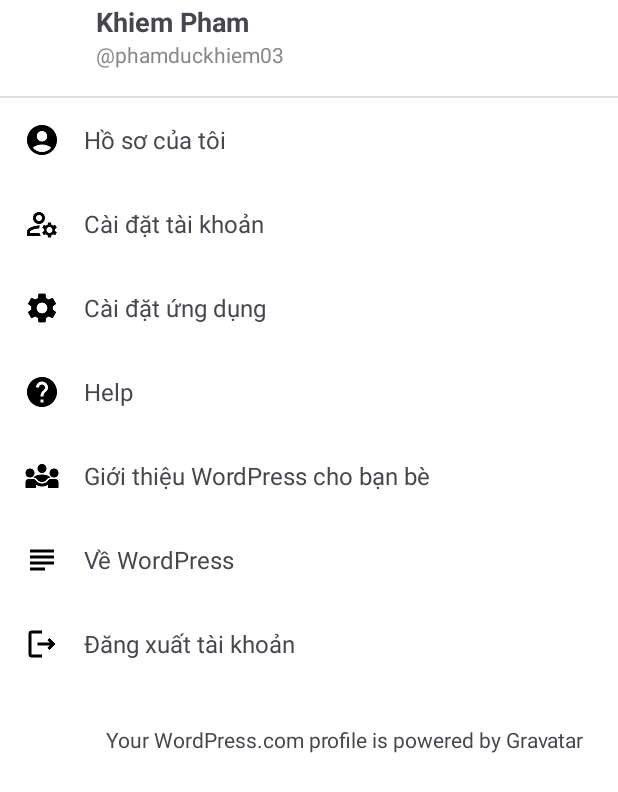
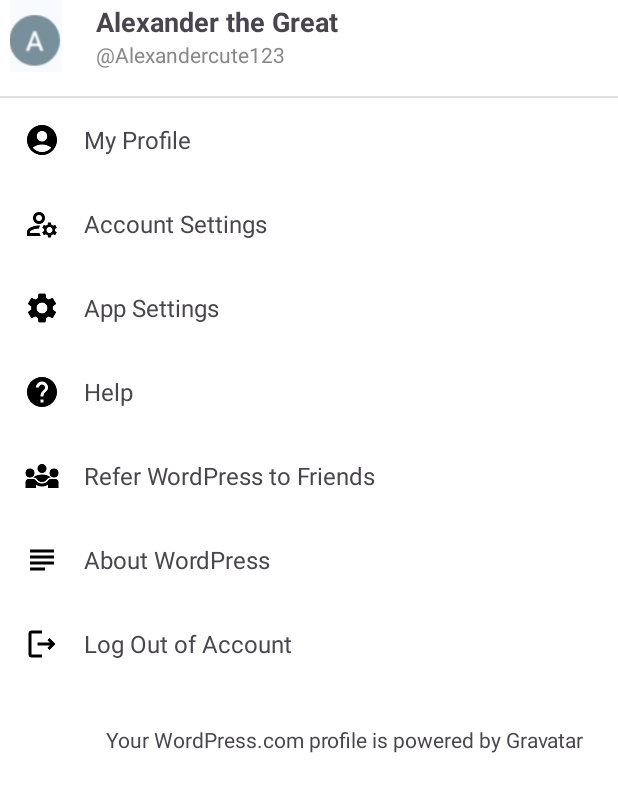
Before and after one commit to KasumiYae/wordpress-mobile-app-fork-, an Android app: the screen it shows after launch (MainActivity before the commit, AccountActivity after it), on a phone screen of 412 x 824 dp. Shown: the top 792 px of the screen. Run offline under Robolectric (Android 15) with nearby library versions, the phone set to English and light mode, and no system bars.

Commit message:
account vs title

```diff
--- a/Wordpress/app/src/main/AndroidManifest.xml
+++ b/Wordpress/app/src/main/AndroidManifest.xml
@@ -13,7 +13,7 @@
         android:theme="@style/Theme.Wordpress"
         tools:targetApi="31">
         <activity
-            android:name=".MainActivity"
+            android:name=".AccountActivity"
             android:exported="true">
             <intent-filter>
                 <action android:name="android.intent.action.MAIN" />
--- a/Wordpress/app/src/main/java/vn/edu/usth/wordpress/MainActivity.java
+++ b/Wordpress/app/src/main/java/vn/edu/usth/wordpress/AccountActivity.java
@@ -11,24 +11,22 @@
 import androidx.core.view.ViewCompat;
 import androidx.core.view.WindowInsetsCompat;
 
-public class MainActivity extends AppCompatActivity {
-    // khai báo các thành phần giao diện
+public class AccountActivity extends AppCompatActivity {
+
     private TextView profile, accountSettings, appSettings, help, refer, about, logout;
 
     @Override
     protected void onCreate(Bundle savedInstanceState) {
         super.onCreate(savedInstanceState);
         EdgeToEdge.enable(this);
-
-        // Liên kết với layout activity_main.xml
-        setContentView(R.layout.activity_main);
-        ViewCompat.setOnApplyWindowInsetsListener(findViewById(R.id.main), (v, insets) -> {
+        setContentView(R.layout.activity_account);
+        ViewCompat.setOnApplyWindowInsetsListener(findViewById(R.id.account), (v, insets) -> {
             Insets systemBars = insets.getInsets(WindowInsetsCompat.Type.systemBars());
             v.setPadding(systemBars.left, systemBars.top, systemBars.right, systemBars.bottom);
             return insets;
         });
 
-        //Khởi tạo các thành phần giao diện từ file xml
+
         profile = findViewById(R.id.profile);
         accountSettings = findViewById(R.id.account_settings);
         appSettings = findViewById(R.id.app_settings);
@@ -37,60 +35,53 @@
         about = findViewById(R.id.about);
         logout = findViewById(R.id.logout);
 
-        // Gán sự kiện nhấp chuột cho các TextView
+
         profile.setOnClickListener(new View.OnClickListener() {
             @Override
             public void onClick(View v) {
-                // Xử lý sự kiện khi nhấp vào "Hồ sơ của tôi"
-                Toast.makeText(MainActivity.this, "Hồ sơ của tôi", Toast.LENGTH_SHORT).show();
+                Toast.makeText(AccountActivity.this, "My Profile", Toast.LENGTH_SHORT).show();
             }
         });
 
         accountSettings.setOnClickListener(new View.OnClickListener() {
             @Override
             public void onClick(View v) {
-                // Xử lý sự kiện khi nhấp vào "Cài đặt tài khoản"
-                Toast.makeText(MainActivity.this, "Cài đặt tài khoản", Toast.LENGTH_SHORT).show();
+                Toast.makeText(AccountActivity.this, "Account Settings", Toast.LENGTH_SHORT).show();
             }
         });
 
         appSettings.setOnClickListener(new View.OnClickListener() {
             @Override
             public void onClick(View v) {
-                // Xử lý sự kiện khi nhấp vào "Cài đặt ứng dụng"
-                Toast.makeText(MainActivity.this, "Cài đặt ứng dụng", Toast.LENGTH_SHORT).show();
+                Toast.makeText(AccountActivity.this, "App Settings", Toast.LENGTH_SHORT).show();
             }
         });
-
         help.setOnClickListener(new View.OnClickListener() {
             @Override
             public void onClick(View v) {
-                // Xử lý sự kiện khi nhấp vào "Help"
-                Toast.makeText(MainActivity.this, "Help", Toast.LENGTH_SHORT).show();
+
+                Toast.makeText(AccountActivity.this, "Help", Toast.LENGTH_SHORT).show();
             }
         });
-
         refer.setOnClickListener(new View.OnClickListener() {
             @Override
             public void onClick(View v) {
-                // Xử lý sự kiện khi nhấp vào "Giới thiệu WordPress cho bạn bè"
-                Toast.makeText(MainActivity.this, "Giới thiệu WordPress cho bạn bè", Toast.LENGTH_SHORT).show();
+
+                Toast.makeText(AccountActivity.this, "Refer WordPress to Friends", Toast.LENGTH_SHORT).show();
             }
         });
 
         about.setOnClickListener(new View.OnClickListener() {
             @Override
             public void onClick(View v) {
-                // Xử lý sự kiện khi nhấp vào "Về WordPress"
-                Toast.makeText(MainActivity.this, "Về WordPress", Toast.LENGTH_SHORT).show();
+                Toast.makeText(AccountActivity.this, "About WordPress", Toast.LENGTH_SHORT).show();
             }
         });
 
         logout.setOnClickListener(new View.OnClickListener() {
             @Override
             public void onClick(View v) {
-                // Xử lý sự kiện khi nhấp vào "Đăng xuất tài khoản"
-                Toast.makeText(MainActivity.this, "Đăng xuất tài khoản", Toast.LENGTH_SHORT).show();
+                Toast.makeText(AccountActivity.this, " Log Out of Account", Toast.LENGTH_SHORT).show();
             }
         });
     }
--- a/Wordpress/app/src/main/res/layout/activity_main.xml
+++ b/Wordpress/app/src/main/res/layout/activity_account.xml
@@ -2,15 +2,14 @@
 <LinearLayout xmlns:android="http://schemas.android.com/apk/res/android"
     xmlns:app="http://schemas.android.com/apk/res-auto"
     xmlns:tools="http://schemas.android.com/tools"
-    android:id="@+id/main"
+    android:id="@+id/account"
     android:layout_width="match_parent"
     android:layout_height="match_parent"
     android:orientation="vertical"
     android:background="@android:color/white"
-    tools:context=".MainActivity"
+    tools:context=".AccountActivity"
     android:padding="16dp">
 
-    <!-- Ảnh hồ sơ và thông tin người dùng -->
     <LinearLayout
         android:layout_width="match_parent"
         android:layout_height="wrap_content"
@@ -18,15 +17,14 @@
         android:gravity="center_vertical"
         android:paddingBottom="16dp">
 
-        <!-- Ảnh đại diện -->
         <ImageView
             android:id="@+id/avatar"
             android:layout_width="48dp"
             android:layout_height="48dp"
             android:layout_marginEnd="16dp"
+            android:src="@drawable/ic_avatar"
             android:contentDescription="User Avatar" />
 
-        <!-- Thông tin tên và username -->
         <LinearLayout
             android:layout_width="wrap_content"
             android:layout_height="wrap_content"
@@ -36,7 +34,7 @@
                 android:id="@+id/name"
                 android:layout_width="wrap_content"
                 android:layout_height="wrap_content"
-                android:text="Khiem Pham"
+                android:text="Alexander the Great"
                 android:textSize="18sp"
                 android:textStyle="bold" />
 
@@ -44,25 +42,24 @@
                 android:id="@+id/username"
                 android:layout_width="wrap_content"
                 android:layout_height="wrap_content"
-                android:text="@phamduckhiem03"
+                android:text="\@Alexandercute123"
                 android:textSize="14sp"
                 android:textColor="#888888" />
         </LinearLayout>
     </LinearLayout>
 
-    <!-- Đường phân cách -->
     <View
         android:layout_width="match_parent"
         android:layout_height="1dp"
         android:background="#E0E0E0" />
 
-    <!-- Các mục tùy chọn -->
+
     <LinearLayout
         android:layout_width="match_parent"
         android:layout_height="wrap_content"
         android:orientation="vertical">
 
-        <!-- Mục "Hồ sơ của tôi" -->
+
         <LinearLayout
             android:layout_width="match_parent"
             android:layout_height="wrap_content"
@@ -83,11 +80,11 @@
                 android:layout_width="wrap_content"
                 android:layout_height="wrap_content"
                 android:layout_marginStart="16dp"
-                android:text="Hồ sơ của tôi"
+                android:text="My Profile"
                 android:textSize="16sp" />
         </LinearLayout>
 
-        <!-- Mục "Cài đặt tài khoản" -->
+
         <LinearLayout
             android:layout_width="match_parent"
             android:layout_height="wrap_content"
@@ -108,11 +105,11 @@
                 android:layout_width="wrap_content"
                 android:layout_height="wrap_content"
                 android:layout_marginStart="16dp"
-                android:text="Cài đặt tài khoản"
+                android:text="Account Settings"
                 android:textSize="16sp" />
         </LinearLayout>
 
-        <!-- Mục "Cài đặt ứng dụng" -->
+
         <LinearLayout
             android:layout_width="match_parent"
             android:layout_height="wrap_content"
@@ -133,11 +130,11 @@
                 android:layout_width="wrap_content"
                 android:layout_height="wrap_content"
                 android:layout_marginStart="16dp"
-                android:text="Cài đặt ứng dụng"
+                android:text="App Settings"
                 android:textSize="16sp" />
         </LinearLayout>
 
-        <!-- Mục "Help" -->
+
         <LinearLayout
             android:layout_width="match_parent"
             android:layout_height="wrap_content"
@@ -162,7 +159,7 @@
                 android:textSize="16sp" />
         </LinearLayout>
 
-        <!-- Mục "Giới thiệu WordPress cho bạn bè" -->
+
         <LinearLayout
             android:layout_width="match_parent"
             android:layout_height="wrap_content"
@@ -183,11 +180,11 @@
                 android:layout_width="wrap_content"
                 android:layout_height="wrap_content"
                 android:layout_marginStart="16dp"
-                android:text="Giới thiệu WordPress cho bạn bè"
+                android:text="Refer WordPress to Friends"
                 android:textSize="16sp" />
         </LinearLayout>
 
-        <!-- Mục "Về WordPress" -->
+
         <LinearLayout
             android:layout_width="match_parent"
             android:layout_height="wrap_content"
@@ -208,11 +205,11 @@
                 android:layout_width="wrap_content"
                 android:layout_height="wrap_content"
                 android:layout_marginStart="16dp"
-                android:text="Về WordPress"
+                android:text="About WordPress"
                 android:textSize="16sp" />
         </LinearLayout>
 
-        <!-- Mục "Đăng xuất tài khoản" -->
+
         <LinearLayout
             android:layout_width="match_parent"
             android:layout_height="wrap_content"
@@ -233,12 +230,12 @@
                 android:layout_width="wrap_content"
                 android:layout_height="wrap_content"
                 android:layout_marginStart="16dp"
-                android:text="Đăng xuất tài khoản"
+                android:text="Log Out of Account"
                 android:textSize="16sp" />
         </LinearLayout>
     </LinearLayout>
 
-    <!-- Thông tin Gravatar ở cuối -->
+
     <LinearLayout
         android:layout_width="match_parent"
         android:layout_height="wrap_content"
@@ -246,13 +243,11 @@
         android:gravity="center"
         android:paddingTop="16dp">
 
-        <!-- Logo Gravatar -->
         <ImageView
             android:id="@+id/gravatar_logo"
             android:layout_width="40dp"
             android:layout_height="40dp" />
 
-        <!-- Thông tin Gravatar -->
         <TextView
             android:id="@+id/gravatar_info"
             android:layout_width="wrap_content"
```
Also changed, not shown: Wordpress/app/src/main/java/vn/edu/usth/wordpress/TitleFragment.java (+9 -17 lines), Wordpress/app/src/main/res/layout/fragment_title.xml (+16 -23 lines), Wordpress/app/src/main/res/drawable/ic_avatar.png (added), app/src/main/res/drawable/ic_avatar.png (added).
